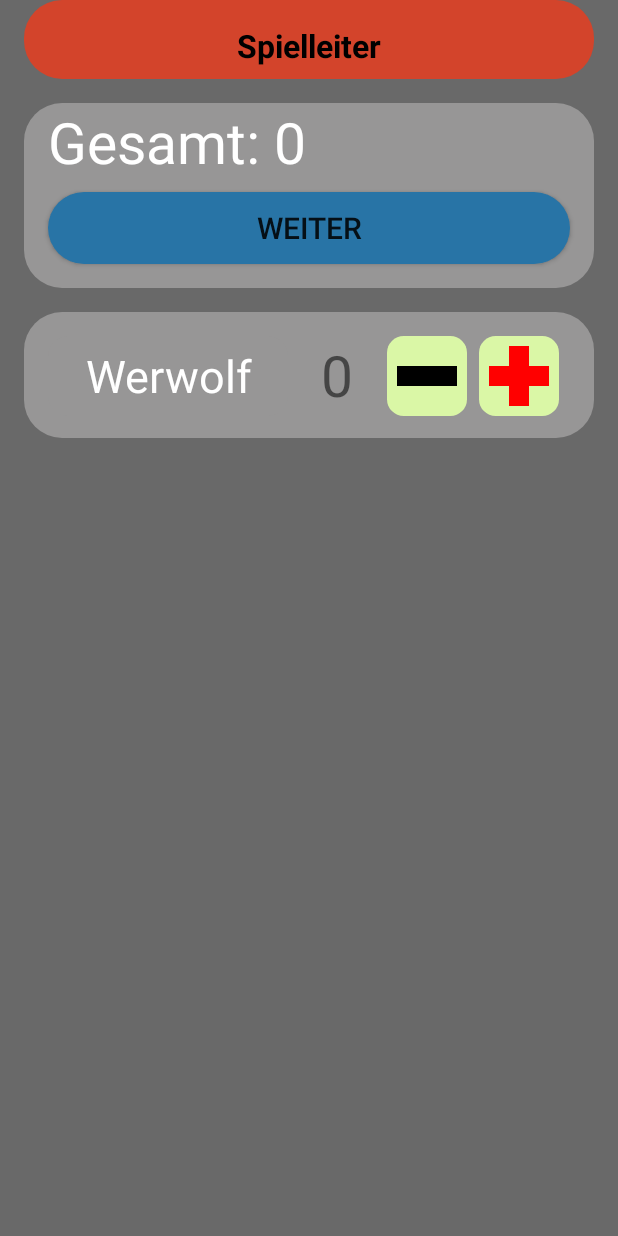
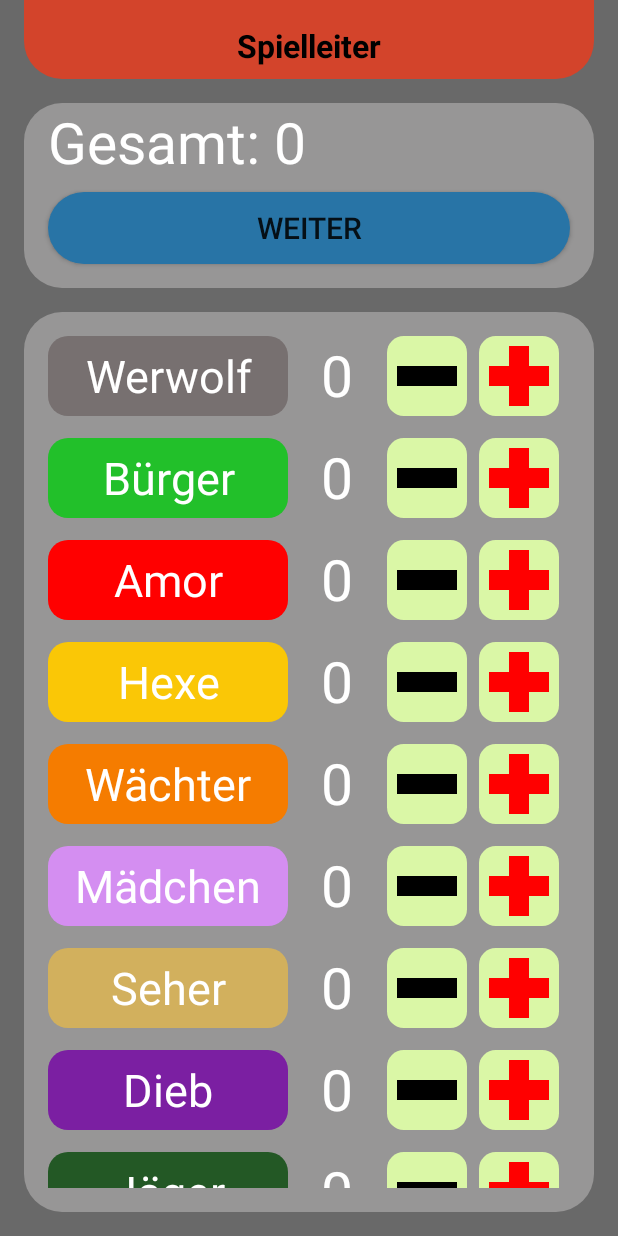
Before and after one commit to tobiasjungmann/Werwolf, an Android app: the CharacterSelectionFragment screen opened directly, with no data from a screen before it, on a phone screen of 412 x 824 dp. Run offline under Robolectric (Android 15) with nearby library versions, the phone set to English and light mode, and no system bars; libraries missing offline, so code that uses them is left out: maes.tech.intentanim; 1 statement that could not run was skipped.

Commit message:
added characters in selection

```diff
--- a/app/src/main/java/com/example/tobias/werwolf_v1/pregame/CharacterListAdapter.kt
+++ b/app/src/main/java/com/example/tobias/werwolf_v1/pregame/CharacterListAdapter.kt
@@ -1,9 +1,13 @@
 package com.example.tobias.werwolf_v1.pregame
 
+import android.content.Context
 import android.view.LayoutInflater
 import android.view.View
 import android.view.ViewGroup
+import androidx.core.content.ContentProviderCompat.requireContext
+import androidx.core.content.ContextCompat
 import androidx.recyclerview.widget.RecyclerView
+import com.example.tobias.werwolf_v1.R
 import com.example.tobias.werwolf_v1.databinding.ItemCharacterSelectionBinding
 
 
@@ -20,12 +24,12 @@ class CharacterListAdapter(
                 parent,
                 false
             )
-        return CharacterHolder(binding, preGameViewModel)
+        return CharacterHolder(parent.context, binding, preGameViewModel)
     }
 
     override fun onBindViewHolder(holder: CharacterHolder, position: Int) {
         val currentItem = characters[position]
-
+        holder.setColor(currentItem.color,currentItem.name)
     }
 
     override fun getItemCount(): Int {
@@ -34,10 +38,22 @@ class CharacterListAdapter(
 
 
     class CharacterHolder(
+        private val context: Context,
         private val binding: ItemCharacterSelectionBinding,
         private val preGameViewModel: PreGameViewModel
     ) : RecyclerView.ViewHolder(binding.root) {
+        fun setColor(color: Int, label: String) {
+            binding.textviewCharacterName.background.setTint(
+                ContextCompat.getColor(
+                    context,
+                    color
+                )
+            )
+            binding.textviewCharacterName.text = label
+        }
+
         init {
+
             binding.imageAddCharacter.setOnClickListener {
                 binding.textviewAmountCharacter.text =
                     preGameViewModel.addToCharacterByPosition(bindingAdapterPosition).toString()
--- a/app/src/main/java/com/example/tobias/werwolf_v1/pregame/PreGameViewModel.kt
+++ b/app/src/main/java/com/example/tobias/werwolf_v1/pregame/PreGameViewModel.kt
@@ -11,7 +11,21 @@ class PreGameViewModel(application: Application) : AndroidViewModel(application)
     fun generateCharacters(): ArrayList<Character> {
         if (characters==null){
             characters=arrayListOf(
-                Character("Werwolf", "blabla", R.color.grau)
+                Character("Werwolf", "blabla", R.color.werwolf),
+                Character("Bürger", "blabla", R.color.citizen),
+                Character("Amor", "blabla", R.color.amor),
+                Character("Hexe", "blabla", R.color.witch),
+                Character("Wächter", "blabla", R.color.guradian),
+                Character("Mädchen", "blabla", R.color.girl),
+                Character("Seher", "blabla", R.color.seher),
+                Character("Dieb", "blabla", R.color.thief),
+                Character("Jäger", "blabla", R.color.hunter),
+                Character("Ritter", "blabla", R.color.knight),
+                Character("Flötenspieler", "blabla", R.color.flute),
+                Character("Freunde", "blabla", R.color.friends),
+                Character("Weißer Werwolf", "blabla", R.color.wwolf),
+                Character("Junges", "blabla", R.color.wchild),
+                Character("Urwolf", "blabla", R.color.urwolf),
             )
         }
         return characters!!
--- a/app/src/main/res/layout/fragment_character_selection.xml
+++ b/app/src/main/res/layout/fragment_character_selection.xml
@@ -20,7 +20,7 @@
             android:layout_marginLeft="16dp"
             android:layout_marginRight="16dp"
             android:layout_marginBottom="16dp"
-            android:background="@drawable/button_rounded_corners"
+            android:background="@drawable/leiste_werwolf"
             android:backgroundTint="@color/orange"
             android:orientation="vertical">
 
@@ -81,9 +81,7 @@
             android:layout_marginLeft="16dp"
             android:layout_marginRight="16dp"
             android:layout_marginBottom="16dp"
-            android:paddingTop="16dp"
-            android:paddingLeft="16dp"
-            android:paddingRight="16dp"
+            android:padding="16dp"
             android:background="@drawable/button_rounded_corners"
             android:backgroundTint="@color/grau"
             android:orientation="vertical">
--- a/app/src/main/res/layout/item_character_selection.xml
+++ b/app/src/main/res/layout/item_character_selection.xml
@@ -38,6 +38,7 @@
             android:layout_weight="1.5"
             android:gravity="center"
             android:text="@string/zahl_0"
+            android:textColor="@color/weiss"
             android:textSize="38sp" />
 
         <LinearLayout
```
Also changed, not shown: app/src/main/java/com/example/tobias/werwolf_v1/pregame/AddPlayersFragment.kt (+1 -20 lines).
